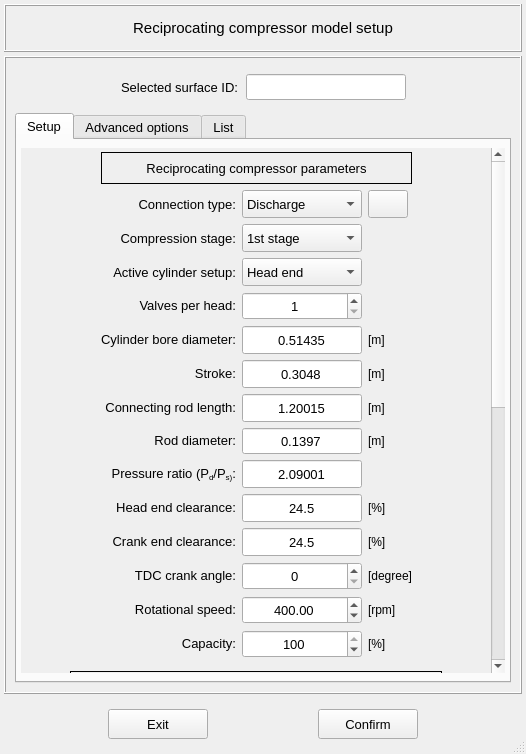
Above: vibra/interface/data/ui_files/model/acoustic/reciprocating_compressor_inputs.ui from MOPT-UFSC/VIBRA before the change. Below: the same form after it.
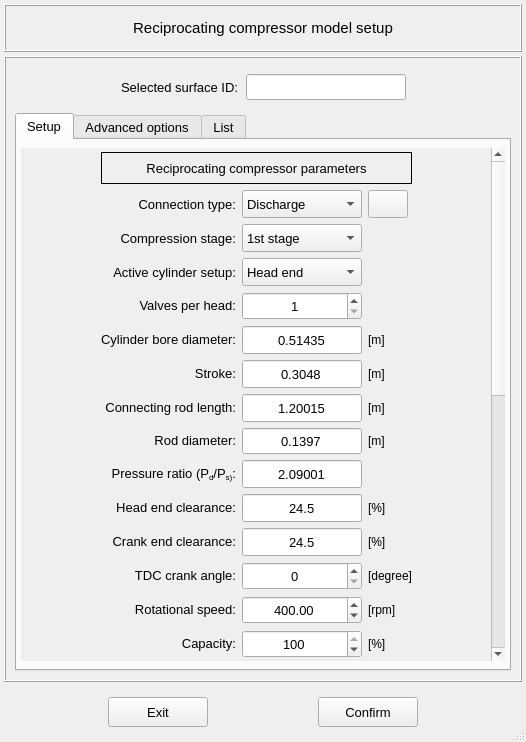
That is the form after the change. Icons and pictures are not drawn.

Commit message: Adjust the reciprocating compressor ui-file

```diff
--- a/vibra/interface/data/ui_files/model/acoustic/reciprocating_compressor_inputs.ui
+++ b/vibra/interface/data/ui_files/model/acoustic/reciprocating_compressor_inputs.ui
@@ -7,7 +7,7 @@
     <x>0</x>
     <y>0</y>
     <width>526</width>
-    <height>754</height>
+    <height>742</height>
    </rect>
   </property>
   <property name="minimumSize">
@@ -19,7 +19,7 @@
   <property name="maximumSize">
    <size>
     <width>600</width>
-    <height>800</height>
+    <height>1000</height>
    </size>
   </property>
   <property name="windowTitle">
@@ -172,7 +172,6 @@
         <property name="font">
          <font>
           <pointsize>10</pointsize>
-          <weight>50</weight>
           <italic>false</italic>
           <bold>false</bold>
          </font>
@@ -211,7 +210,6 @@
         <property name="font">
          <font>
           <pointsize>10</pointsize>
-          <weight>50</weight>
           <italic>false</italic>
           <bold>false</bold>
          </font>
@@ -310,7 +308,6 @@
             <font>
              <family>MS Shell Dlg 2</family>
              <pointsize>10</pointsize>
-             <weight>50</weight>
              <italic>false</italic>
              <bold>false</bold>
             </font>
@@ -350,7 +347,7 @@
                 <property name="geometry">
                  <rect>
                   <x>0</x>
-                  <y>0</y>
+                  <y>-399</y>
                   <width>465</width>
                   <height>1064</height>
                  </rect>
@@ -2176,7 +2173,6 @@
                        <font>
                         <family>MS Shell Dlg 2</family>
                         <pointsize>10</pointsize>
-                        <weight>50</weight>
                         <italic>false</italic>
                         <bold>false</bold>
                        </font>
```
Left out of the diff: 596 changed lines with no effect on the pictures. The commit also changes 1 other file.
